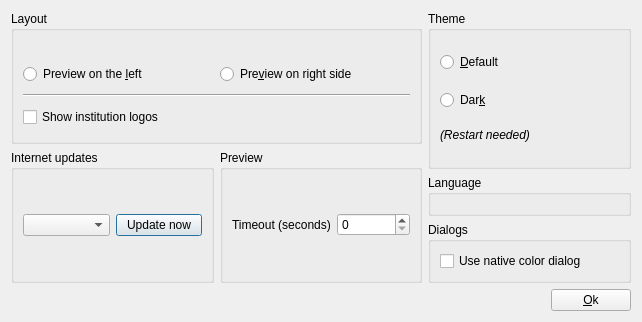
Before: the Qt Designer form ui/dialogsettings.ui in c-koi/gmic-qt, drawn with Qt 5.
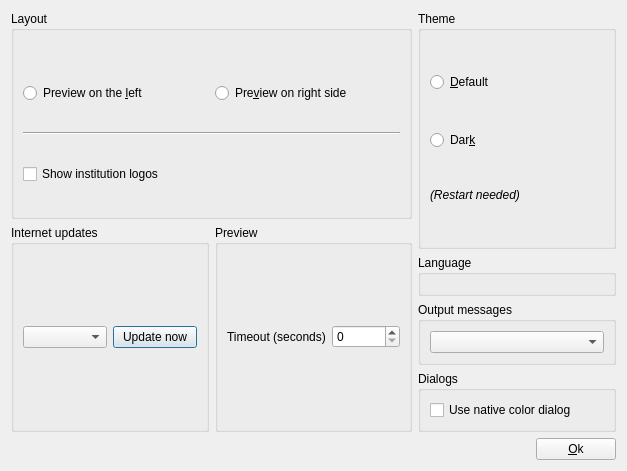
After: the same form once the commit is applied. Icons and pictures are not drawn. Custom widgets are drawn as their Qt base class.

Commit message: Make output message mode a global setting

The edit to the form file:
```diff
--- a/ui/dialogsettings.ui
+++ b/ui/dialogsettings.ui
@@ -6,8 +6,8 @@
    <rect>
     <x>0</x>
     <y>0</y>
-    <width>642</width>
-    <height>322</height>
+    <width>627</width>
+    <height>471</height>
    </rect>
   </property>
   <property name="windowTitle">
@@ -17,7 +17,7 @@
    <item>
     <layout class="QGridLayout" name="gridLayout">
      <item row="0" column="2" rowspan="2">
-      <layout class="QVBoxLayout" name="verticalLayout_5" stretch="1,0,0">
+      <layout class="QVBoxLayout" name="verticalLayout_5" stretch="1,0,0,0">
        <item>
         <widget class="QGroupBox" name="groupBox_3">
          <property name="title">
@@ -66,6 +66,18 @@
          </layout>
         </widget>
        </item>
+       <item>
+        <widget class="QGroupBox" name="groupBox_7">
+         <property name="title">
+          <string>Output messages</string>
+         </property>
+         <layout class="QVBoxLayout" name="verticalLayout_8">
+          <item>
+           <widget class="QComboBox" name="outputMessages"/>
+          </item>
+         </layout>
+        </widget>
+       </item>
        <item>
         <widget class="QGroupBox" name="groupBox_4">
          <property name="title">
```
The commit also changes 42 other files.
